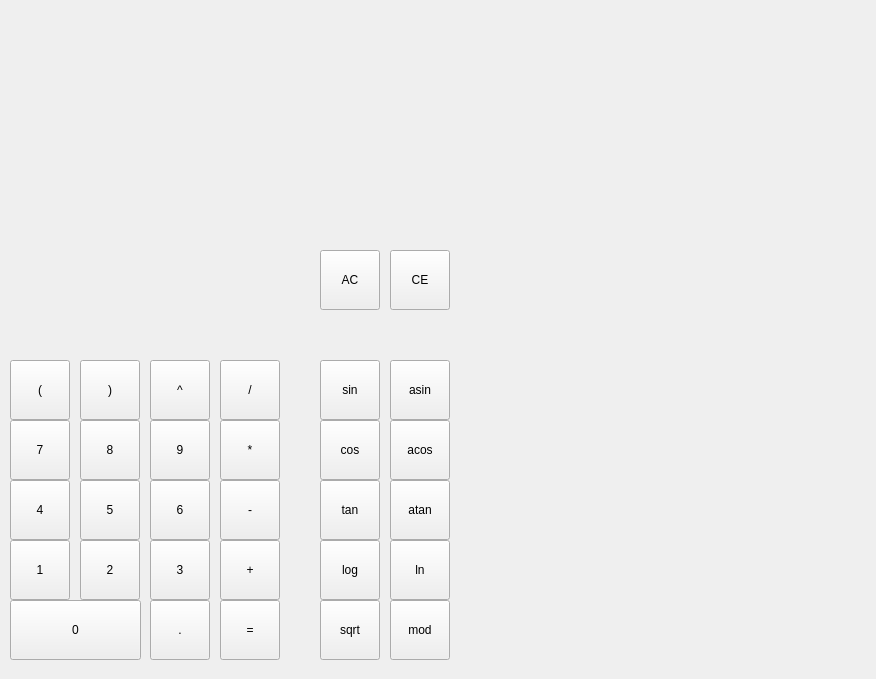
The window that src/calc/mainwindow.ui (Turtle11413/calc) describes before a commit, drawn with Qt 5.
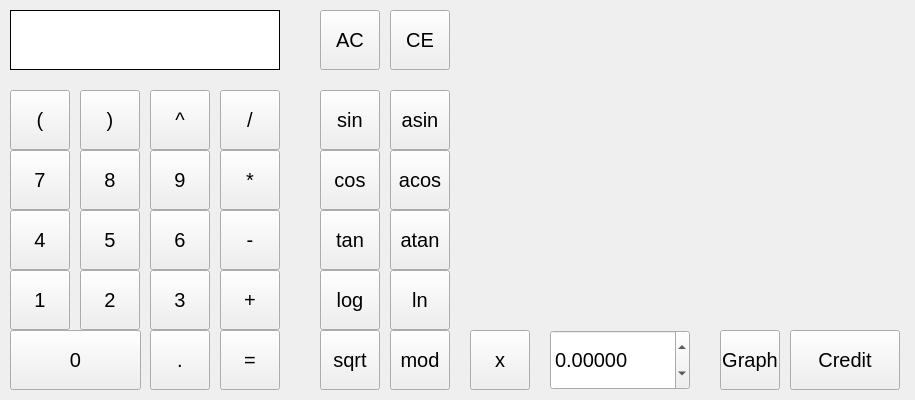
The same window after the commit. Custom widgets are drawn as their Qt base class.

```diff
--- a/src/calc/mainwindow.ui
+++ b/src/calc/mainwindow.ui
@@ -6,8 +6,8 @@
    <rect>
     <x>0</x>
     <y>0</y>
-    <width>876</width>
-    <height>679</height>
+    <width>915</width>
+    <height>400</height>
    </rect>
   </property>
   <property name="windowTitle">
@@ -18,18 +18,23 @@
     <property name="geometry">
      <rect>
       <x>10</x>
-      <y>260</y>
-      <width>271</width>
-      <height>71</height>
+      <y>10</y>
+      <width>270</width>
+      <height>60</height>
      </rect>
     </property>
     <property name="font">
      <font>
-      <pointsize>20</pointsize>
+      <pointsize>-1</pointsize>
      </font>
     </property>
     <property name="styleSheet">
-     <string notr="true"/>
+     <string notr="true">QLabel {
+color: black;
+ background-color: white;
+border: 1px solid black;
+font-size: 16px;
+}</string>
     </property>
     <property name="text">
      <string/>
@@ -42,7 +47,7 @@
     <property name="geometry">
      <rect>
       <x>10</x>
-      <y>360</y>
+      <y>90</y>
       <width>60</width>
       <height>60</height>
      </rect>
@@ -53,6 +58,11 @@
       <verstretch>0</verstretch>
      </sizepolicy>
     </property>
+    <property name="font">
+     <font>
+      <pointsize>15</pointsize>
+     </font>
+    </property>
     <property name="text">
      <string>(</string>
     </property>
@@ -61,7 +71,7 @@
     <property name="geometry">
      <rect>
       <x>80</x>
-      <y>360</y>
+      <y>90</y>
       <width>60</width>
       <height>60</height>
      </rect>
@@ -72,6 +82,11 @@
       <verstretch>0</verstretch>
      </sizepolicy>
     </property>
+    <property name="font">
+     <font>
+      <pointsize>15</pointsize>
+     </font>
+    </property>
     <property name="text">
      <string>)</string>
     </property>
@@ -80,7 +95,7 @@
     <property name="geometry">
      <rect>
       <x>150</x>
-      <y>360</y>
+      <y>90</y>
       <width>60</width>
       <height>60</height>
      </rect>
@@ -91,6 +106,11 @@
       <verstretch>0</verstretch>
      </sizepolicy>
     </property>
+    <property name="font">
+     <font>
+      <pointsize>15</pointsize>
+     </font>
+    </property>
     <property name="text">
      <string>^</string>
     </property>
@@ -99,7 +119,7 @@
     <property name="geometry">
      <rect>
       <x>220</x>
-      <y>360</y>
+      <y>90</y>
       <width>60</width>
       <height>60</height>
      </rect>
@@ -110,6 +130,11 @@
       <verstretch>0</verstretch>
      </sizepolicy>
     </property>
+    <property name="font">
+     <font>
+      <pointsize>15</pointsize>
+     </font>
+    </property>
     <property name="text">
      <string>/</string>
     </property>
@@ -118,7 +143,7 @@
     <property name="geometry">
      <rect>
       <x>10</x>
-      <y>420</y>
+      <y>150</y>
       <width>60</width>
       <height>60</height>
      </rect>
@@ -129,6 +154,11 @@
       <verstretch>0</verstretch>
      </sizepolicy>
     </property>
+    <property name="font">
+     <font>
+      <pointsize>15</pointsize>
+     </font>
+    </property>
     <property name="text">
      <string>7</string>
     </property>
@@ -137,7 +167,7 @@
     <property name="geometry">
      <rect>
       <x>80</x>
-      <y>420</y>
+      <y>150</y>
       <width>60</width>
       <height>60</height>
      </rect>
@@ -148,6 +178,11 @@
       <verstretch>0</verstretch>
      </sizepolicy>
     </property>
+    <property name="font">
+     <font>
+      <pointsize>15</pointsize>
+     </font>
+    </property>
     <property name="text">
      <string>8</string>
     </property>
@@ -156,7 +191,7 @@
     <property name="geometry">
      <rect>
       <x>150</x>
-      <y>420</y>
+      <y>150</y>
       <width>60</width>
       <height>60</height>
      </rect>
@@ -167,6 +202,11 @@
       <verstretch>0</verstretch>
      </sizepolicy>
     </property>
+    <property name="font">
+     <font>
+      <pointsize>15</pointsize>
+     </font>
+    </property>
     <property name="text">
      <string>9</string>
     </property>
@@ -175,7 +215,7 @@
     <property name="geometry">
      <rect>
       <x>220</x>
-      <y>420</y>
+      <y>150</y>
       <width>60</width>
       <height>60</height>
      </rect>
@@ -186,6 +226,11 @@
       <verstretch>0</verstretch>
      </sizepolicy>
     </property>
+    <property name="font">
+     <font>
+      <pointsize>15</pointsize>
+     </font>
+    </property>
     <property name="text">
      <string>*</string>
     </property>
@@ -194,7 +239,7 @@
     <property name="geometry">
      <rect>
       <x>10</x>
-      <y>480</y>
+      <y>210</y>
       <width>60</width>
       <height>60</height>
      </rect>
@@ -205,6 +250,11 @@
       <verstretch>0</verstretch>
      </sizepolicy>
     </property>
+    <property name="font">
+     <font>
+      <pointsize>15</pointsize>
+     </font>
+    </property>
     <property name="text">
      <string>4</string>
     </property>
@@ -213,7 +263,7 @@
     <property name="geometry">
      <rect>
       <x>80</x>
-      <y>480</y>
+      <y>210</y>
       <width>60</width>
       <height>60</height>
      </rect>
@@ -224,6 +274,11 @@
       <verstretch>0</verstretch>
      </sizepolicy>
     </property>
+    <property name="font">
+     <font>
+      <pointsize>15</pointsize>
+     </font>
+    </property>
     <property name="text">
      <string>5</string>
     </property>
@@ -232,7 +287,7 @@
     <property name="geometry">
      <rect>
       <x>150</x>
-      <y>480</y>
+      <y>210</y>
       <width>60</width>
       <height>60</height>
      </rect>
@@ -243,6 +298,11 @@
       <verstretch>0</verstretch>
      </sizepolicy>
     </property>
+    <property name="font">
+     <font>
+      <pointsize>15</pointsize>
+     </font>
+    </property>
     <property name="text">
      <string>6</string>
     </property>
@@ -251,7 +311,7 @@
     <property name="geometry">
      <rect>
       <x>220</x>
-      <y>480</y>
+      <y>210</y>
       <width>60</width>
       <height>60</height>
      </rect>
@@ -262,6 +322,11 @@
       <verstretch>0</verstretch>
      </sizepolicy>
     </property>
+    <property name="font">
+     <font>
+      <pointsize>15</pointsize>
+     </font>
+    </property>
     <property name="text">
      <string>-</string>
     </property>
@@ -270,7 +335,7 @@
     <property name="geometry">
      <rect>
       <x>10</x>
-      <y>540</y>
+      <y>270</y>
       <width>60</width>
       <height>60</height>
      </rect>
@@ -281,6 +346,11 @@
       <verstretch>0</verstretch>
      </sizepolicy>
     </property>
+    <property name="font">
+     <font>
+      <pointsize>15</pointsize>
+     </font>
+    </property>
     <property name="text">
      <string>1</string>
     </property>
@@ -289,7 +359,7 @@
     <property name="geometry">
      <rect>
       <x>80</x>
-      <y>540</y>
+      <y>270</y>
       <width>60</width>
       <height>60</height>
      </rect>
@@ -300,6 +370,11 @@
       <verstretch>0</verstretch>
      </sizepolicy>
     </property>
+    <property name="font">
+     <font>
+      <pointsize>15</pointsize>
+     </font>
+    </property>
     <property name="text">
      <string>2</string>
     </property>
@@ -308,7 +383,7 @@
     <property name="geometry">
      <rect>
       <x>150</x>
-      <y>540</y>
+      <y>270</y>
       <width>60</width>
       <height>60</height>
      </rect>
@@ -319,6 +394,11 @@
       <verstretch>0</verstretch>
      </sizepolicy>
     </property>
+    <property name="font">
+     <font>
+      <pointsize>15</pointsize>
+     </font>
+    </property>
     <property name="text">
      <string>3</string>
     </property>
@@ -327,7 +407,7 @@
     <property name="geometry">
      <rect>
       <x>220</x>
-      <y>540</y>
+      <y>270</y>
       <width>60</width>
       <height>60</height>
      </rect>
@@ -338,6 +418,11 @@
       <verstretch>0</verstretch>
      </sizepolicy>
     </property>
+    <property name="font">
+     <font>
+      <pointsize>15</pointsize>
+     </font>
+    </property>
     <property name="text">
      <string>+</string>
     </property>
@@ -346,7 +431,7 @@
     <property name="geometry">
      <rect>
       <x>320</x>
-      <y>360</y>
+      <y>90</y>
       <width>60</width>
       <height>60</height>
      </rect>
@@ -357,6 +442,11 @@
       <verstretch>0</verstretch>
      </sizepolicy>
     </property>
+    <property name="font">
+     <font>
+      <pointsize>15</pointsize>
+     </font>
+    </property>
     <property name="text">
      <string>sin</string>
     </property>
@@ -365,7 +455,7 @@
     <property name="geometry">
      <rect>
       <x>390</x>
-      <y>360</y>
+      <y>90</y>
       <width>60</width>
       <height>60</height>
      </rect>
@@ -376,6 +466,11 @@
       <verstretch>0</verstretch>
      </sizepolicy>
     </property>
+    <property name="font">
+     <font>
+      <pointsize>15</pointsize>
+     </font>
+    </property>
     <property name="text">
      <string>asin</string>
     </property>
@@ -384,7 +479,7 @@
     <property name="geometry">
      <rect>
       <x>320</x>
-      <y>420</y>
+      <y>150</y>
       <width>60</width>
       <height>60</height>
      </rect>
@@ -395,6 +490,11 @@
       <verstretch>0</verstretch>
      </sizepolicy>
     </property>
+    <property name="font">
+     <font>
+      <pointsize>15</pointsize>
+     </font>
+    </property>
     <property name="text">
      <string>cos</string>
     </property>
@@ -403,7 +503,7 @@
     <property name="geometry">
      <rect>
       <x>390</x>
-      <y>420</y>
+      <y>150</y>
       <width>60</width>
       <height>60</height>
      </rect>
@@ -414,6 +514,11 @@
       <verstretch>0</verstretch>
      </sizepolicy>
     </property>
+    <property name="font">
+     <font>
+      <pointsize>15</pointsize>
+     </font>
+    </property>
     <property name="text">
      <string>acos</string>
     </property>
@@ -422,7 +527,7 @@
     <property name="geometry">
      <rect>
       <x>320</x>
-      <y>540</y>
+      <y>270</y>
       <width>60</width>
       <height>60</height>
      </rect>
@@ -433,6 +538,11 @@
       <verstretch>0</verstretch>
      </sizepolicy>
     </property>
+    <property name="font">
+     <font>
+      <pointsize>15</pointsize>
+     </font>
+    </property>
     <property name="text">
      <string>log</string>
     </property>
@@ -441,7 +551,7 @@
     <property name="geometry">
      <rect>
       <x>390</x>
-      <y>540</y>
+      <y>270</y>
       <width>60</width>
       <height>60</height>
      </rect>
@@ -452,6 +562,11 @@
       <verstretch>0</verstretch>
      </sizepolicy>
     </property>
+    <property name="font">
+     <font>
+      <pointsize>15</pointsize>
+     </font>
+    </property>
     <property name="text">
      <string>ln</string>
     </property>
@@ -460,7 +575,7 @@
     <property name="geometry">
      <rect>
       <x>320</x>
-      <y>480</y>
+      <y>210</y>
       <width>60</width>
       <height>60</height>
      </rect>
@@ -471,6 +586,11 @@
       <verstretch>0</verstretch>
      </sizepolicy>
     </property>
+    <property name="font">
+     <font>
+      <pointsize>15</pointsize>
+     </font>
+    </property>
     <property name="text">
      <string>tan</string>
     </property>
@@ -479,7 +599,7 @@
     <property name="geometry">
      <rect>
       <x>390</x>
-      <y>480</y>
+      <y>210</y>
       <width>60</width>
       <height>60</height>
      </rect>
@@ -490,6 +610,11 @@
       <verstretch>0</verstretch>
      </sizepolicy>
     </property>
+    <property name="font">
+     <font>
+      <pointsize>15</pointsize>
+     </font>
+    </property>
     <property name="text">
      <string>atan</string>
     </property>
@@ -498,7 +623,7 @@
     <property name="geometry">
      <rect>
       <x>150</x>
-      <y>600</y>
+      <y>330</y>
       <width>60</width>
       <height>60</height>
      </rect>
@@ -509,6 +634,11 @@
       <verstretch>0</verstretch>
      </sizepolicy>
     </property>
+    <property name="font">
+     <font>
+      <pointsize>15</pointsize>
+     </font>
+    </property>
     <property name="text">
      <string>.</string>
     </property>
@@ -517,7 +647,7 @@
     <property name="geometry">
      <rect>
       <x>220</x>
-      <y>600</y>
+      <y>330</y>
       <width>60</width>
       <height>60</height>
      </rect>
@@ -528,6 +658,11 @@
       <verstretch>0</verstretch>
      </sizepolicy>
     </property>
+    <property name="font">
+     <font>
+      <pointsize>15</pointsize>
+     </font>
+    </property>
     <property name="text">
      <string>=</string>
     </property>
@@ -536,7 +671,7 @@
     <property name="geometry">
      <rect>
       <x>10</x>
-      <y>600</y>
+      <y>330</y>
       <width>131</width>
       <height>60</height>
      </rect>
@@ -547,6 +682,11 @@
       <verstretch>0</verstretch>
      </sizepolicy>
     </property>
+    <property name="font">
+     <font>
+      <pointsize>15</pointsize>
+     </font>
+    </property>
     <property name="text">
      <string>0</string>
     </property>
@@ -555,7 +695,7 @@
     <property name="geometry">
      <rect>
       <x>390</x>
-      <y>600</y>
+      <y>330</y>
       <width>60</width>
       <height>60</height>
      </rect>
@@ -566,6 +706,11 @@
       <verstretch>0</verstretch>
      </sizepolicy>
     </property>
+    <property name="font">
+     <font>
+      <pointsize>15</pointsize>
+     </font>
+    </property>
     <property name="text">
      <string>mod</string>
     </property>
@@ -574,7 +719,7 @@
     <property name="geometry">
      <rect>
       <x>320</x>
-      <y>600</y>
+      <y>330</y>
       <width>60</width>
       <height>60</height>
      </rect>
@@ -585,6 +730,11 @@
       <verstretch>0</verstretch>
      </sizepolicy>
     </property>
+    <property name="font">
+     <font>
+      <pointsize>15</pointsize>
+     </font>
+    </property>
     <property name="text">
      <string>sqrt</string>
     </property>
@@ -593,7 +743,7 @@
     <property name="geometry">
      <rect>
       <x>320</x>
-      <y>250</y>
+      <y>10</y>
       <width>60</width>
       <height>60</height>
      </rect>
@@ -604,6 +754,11 @@
       <verstretch>0</verstretch>
      </sizepolicy>
     </property>
+    <property name="font">
+     <font>
+      <pointsize>15</pointsize>
+     </font>
+    </property>
     <property name="text">
      <string>AC</string>
     </property>
@@ -612,7 +767,7 @@
     <property name="geometry">
      <rect>
       <x>390</x>
-      <y>250</y>
+      <y>10</y>
       <width>60</width>
       <height>60</height>
      </rect>
@@ -623,12 +778,136 @@
       <verstretch>0</verstretch>
      </sizepolicy>
     </property>
+    <property name="font">
+     <font>
+      <pointsize>15</pointsize>
+     </font>
+    </property>
     <property name="text">
      <string>CE</string>
     </property>
    </widget>
+   <widget class="QCustomPlot" name="customPlot" native="true">
+    <property name="geometry">
+     <rect>
+      <x>470</x>
+      <y>20</y>
+      <width>431</width>
+      <height>301</height>
+     </rect>
+    </property>
+    <property name="font">
+     <font>
+      <pointsize>15</pointsize>
+     </font>
+    </property>
+   </widget>
+   <widget class="QPushButton" name="pushButton_x">
+    <property name="geometry">
+     <rect>
+      <x>470</x>
+      <y>330</y>
+      <width>60</width>
+      <height>60</height>
+     </rect>
+    </property>
+    <property name="sizePolicy">
+     <sizepolicy hsizetype="Expanding" vsizetype="MinimumExpanding">
+      <horstretch>0</horstretch>
+      <verstretch>0</verstretch>
+     </sizepolicy>
+    </property>
+    <property name="font">
+     <font>
+      <pointsize>15</pointsize>
+     </font>
+    </property>
+    <property name="text">
+     <string>x</string>
+    </property>
+   </widget>
+   <widget class="QPushButton" name="pushButton_graph">
+    <property name="geometry">
+     <rect>
+      <x>720</x>
+      <y>330</y>
+      <width>60</width>
+      <height>60</height>
+     </rect>
+    </property>
+    <property name="sizePolicy">
+     <sizepolicy hsizetype="Expanding" vsizetype="MinimumExpanding">
+      <horstretch>0</horstretch>
+      <verstretch>0</verstretch>
+     </sizepolicy>
+    </property>
+    <property name="font">
+     <font>
+      <pointsize>15</pointsize>
+     </font>
+    </property>
+    <property name="text">
+     <string>Graph</string>
+    </property>
+   </widget>
+   <widget class="QPushButton" name="pushButton_credit">
+    <property name="geometry">
+     <rect>
+      <x>790</x>
+      <y>330</y>
+      <width>110</width>
+      <height>60</height>
+     </rect>
+    </property>
+    <property name="sizePolicy">
+     <sizepolicy hsizetype="Expanding" vsizetype="MinimumExpanding">
+      <horstretch>0</horstretch>
+      <verstretch>0</verstretch>
+     </sizepolicy>
+    </property>
+    <property name="font">
+     <font>
+      <pointsize>15</pointsize>
+     </font>
+    </property>
+    <property name="text">
+     <string>Credit</string>
+    </property>
+   </widget>
+   <widget class="QDoubleSpinBox" name="doubleSpinBox_x">
+    <property name="geometry">
+     <rect>
+      <x>550</x>
+      <y>330</y>
+      <width>140</width>
+      <height>60</height>
+     </rect>
+    </property>
+    <property name="font">
+     <font>
+      <pointsize>15</pointsize>
+     </font>
+    </property>
+    <property name="decimals">
+     <number>5</number>
+    </property>
+    <property name="minimum">
+     <double>-1000000.000000000000000</double>
+    </property>
+    <property name="maximum">
+     <double>1000000.000000000000000</double>
+    </property>
+   </widget>
   </widget>
  </widget>
+ <customwidgets>
+  <customwidget>
+   <class>QCustomPlot</class>
+   <extends>QWidget</extends>
+   <header>qcustomplot.h</header>
+   <container>1</container>
+  </customwidget>
+ </customwidgets>
  <resources/>
  <connections/>
 </ui>
```
